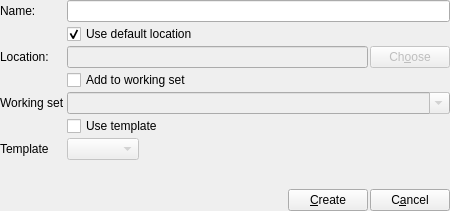
prymatex/prymatex, file resources/ui/dialogs/newproject.ui: the form before one commit.
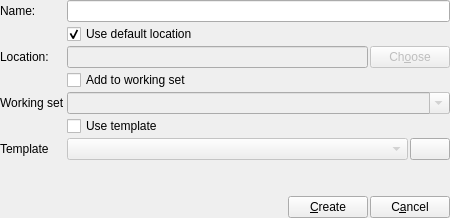
The form after the commit. Icons and pictures are not drawn.

```diff
--- a/resources/ui/dialogs/newproject.ui
+++ b/resources/ui/dialogs/newproject.ui
@@ -10,7 +10,7 @@
     <x>0</x>
     <y>0</y>
     <width>450</width>
-    <height>211</height>
+    <height>218</height>
    </rect>
   </property>
   <property name="windowTitle">
@@ -113,6 +113,13 @@
        </property>
       </widget>
      </item>
+     <item row="5" column="1">
+      <widget class="QCheckBox" name="checkBoxUseTemplate">
+       <property name="text">
+        <string>Use template</string>
+       </property>
+      </widget>
+     </item>
      <item row="6" column="0">
       <widget class="QLabel" name="label_2">
        <property name="text">
@@ -121,18 +128,32 @@
       </widget>
      </item>
      <item row="6" column="1">
+      <layout class="QHBoxLayout" name="horizontalLayout_3">
+       <item>
       <widget class="QComboBox" name="comboBoxTemplate">
        <property name="enabled">
         <bool>false</bool>
        </property>
-      </widget>
-     </item>
-     <item row="5" column="1">
-      <widget class="QCheckBox" name="checkBoxUseTemplate">
+         <property name="sizePolicy">
+          <sizepolicy hsizetype="Expanding" vsizetype="Fixed">
+           <horstretch>0</horstretch>
+           <verstretch>0</verstretch>
+          </sizepolicy>
+         </property>
+        </widget>
+       </item>
+       <item>
+        <widget class="QPushButton" name="buttonEnvironment">
        <property name="text">
-        <string>Use template</string>
-       </property>
-      </widget>
+          <string/>
+         </property>
+         <property name="icon">
+          <iconset resource="../../resources.qrc">
+           <normaloff>:/icons/actions/code-variable.png</normaloff>:/icons/actions/code-variable.png</iconset>
+         </property>
+        </widget>
+       </item>
+      </layout>
      </item>
     </layout>
    </item>
```
Lines whose indentation alone changed are shown as unchanged.
